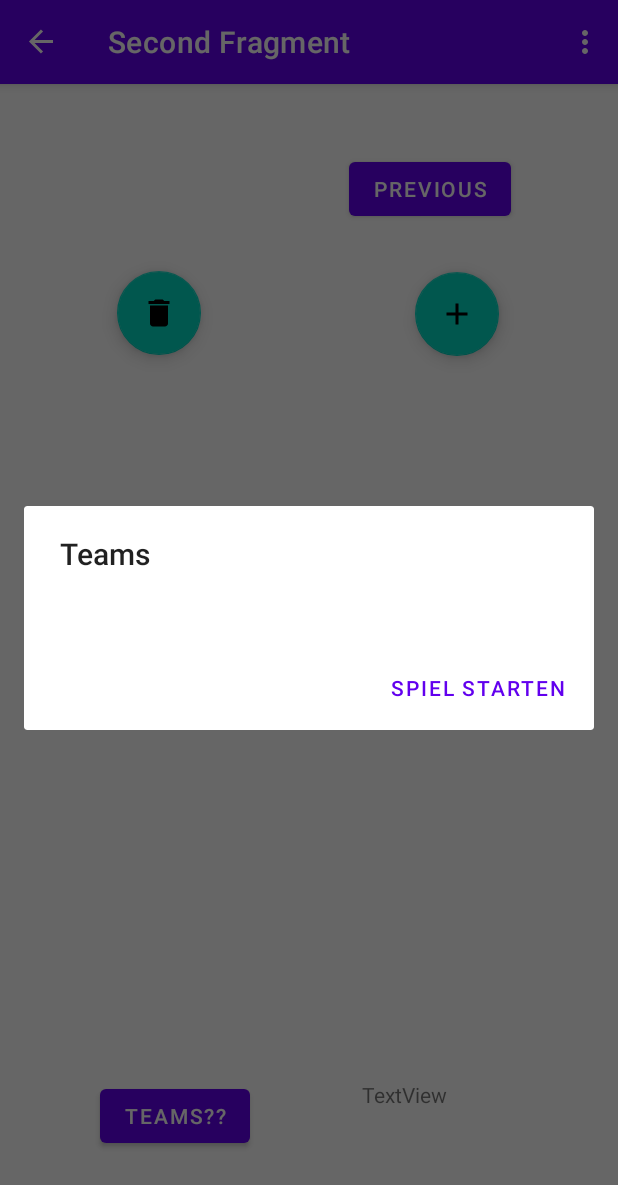
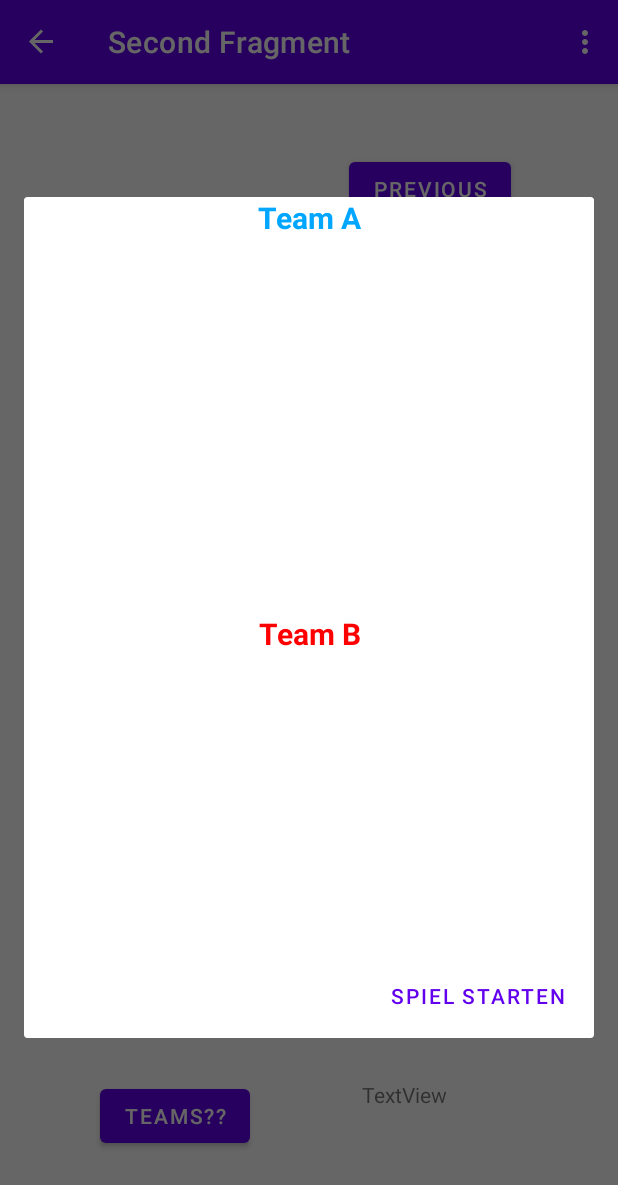
Before and after one commit to kmeyerhshl/CubeGameApp, an Android app: the PlayerFragment screen opened through its navigation route, after a tap on "TEAMS??", on a phone screen of 412 x 824 dp. Shown: the top 1185 px of the screen. Run offline under Robolectric (Android 15) with nearby library versions, the phone set to English and light mode, and no system bars; our stand-ins replace Firebase (no records; nobody signed in at launch, a user with empty details on screens opened directly), navigation-ui; libraries missing offline, so code that uses them is left out: com.benasher44.uuid, com.juul.kable, splitties.toast.toast; 2 statements that could not run were skipped.

Commit message:
Update: Alert Dialog mit 2 LV

```diff
--- a/app/src/main/java/com/example/cubegameapp/PlayerFragment.kt
+++ b/app/src/main/java/com/example/cubegameapp/PlayerFragment.kt
@@ -123,10 +123,16 @@ class PlayerFragment : Fragment() {
         }
 
         binding.btnTeams.setOnClickListener {
-            for (i in 0 until binding.lvPlayer.count) {
+            for (i in 0 until binding.lvPlayer.count/2) {
                 if (binding.lvPlayer.isItemChecked(i)) {
                     val playerName : String = binding.lvPlayer.getItemAtPosition(i) as String
-                    viewModel.selectPlayer(playerName)
+                    viewModel.selectPlayerA(playerName)
+                }
+            }
+            for (i in binding.lvPlayer.count/2 until binding.lvPlayer.count) {
+                if (binding.lvPlayer.isItemChecked(i)) {
+                    val playerName : String = binding.lvPlayer.getItemAtPosition(i) as String
+                    viewModel.selectPlayerB(playerName)
                 }
             }
             showDialogTeams()
@@ -163,15 +169,19 @@ class PlayerFragment : Fragment() {
         // Row layout is inflated and added to ListView
         val mRowList = layoutInflater.inflate(R.layout.listview, null)
         val mListView = mRowList.findViewById<ListView>(R.id.list_view_1)
+        val mListView2 = mRowList.findViewById<ListView>(R.id.list_view_2)
 
         // Adapter is created and applied to ListView
-        val mAdapter = ArrayAdapter(requireContext(), android.R.layout.simple_list_item_1, viewModel.getSelectedPlayerList()!!)
-        mListView.adapter = mAdapter
-        mAdapter.notifyDataSetChanged()
+        val mAdapterA = ArrayAdapter(requireContext(), android.R.layout.simple_list_item_1, viewModel.getSelectedPlayerListA()!!)
+        val mAdapterB = ArrayAdapter(requireContext(), android.R.layout.simple_list_item_1, viewModel.getSelectedPlayerListB()!!)
+        mListView.adapter = mAdapterA
+        mListView2.adapter = mAdapterB
+        mAdapterA.notifyDataSetChanged()
+        mAdapterB.notifyDataSetChanged()
 
         // Row item is set as view in the Builder and the
         // ListView is displayed in the Alert Dialog
-        mAlertDialogBuilder.setTitle(getString(R.string.adTitle))
+        //mAlertDialogBuilder.setTitle(getString(R.string.adTitle))
         mAlertDialogBuilder.setView(mRowList)
         mAlertDialogBuilder.setPositiveButton(getString(R.string.posButton)) { dialog, which ->
 
--- a/app/src/main/java/com/example/cubegameapp/model/MainViewModel.kt
+++ b/app/src/main/java/com/example/cubegameapp/model/MainViewModel.kt
@@ -91,12 +91,20 @@ class MainViewModel : ViewModel() {
 
 
     //---Liste ausgewählte Spieler---
-    private val _selectedPlayerList = MutableLiveData<MutableList<String>>()
-    val selectedPlayerList: LiveData<MutableList<String>>
-        get() = _selectedPlayerList
+    private val _selectedPlayerListA = MutableLiveData<MutableList<String>>()
+    val selectedPlayerListA: LiveData<MutableList<String>>
+        get() = _selectedPlayerListA
 
-    fun getSelectedPlayerList(): List<String>? {
-        return _selectedPlayerList.value
+    fun getSelectedPlayerListA(): List<String>? {
+        return _selectedPlayerListA.value
+    }
+
+    private val _selectedPlayerListB = MutableLiveData<MutableList<String>>()
+    val selectedPlayerListB: LiveData<MutableList<String>>
+        get() = _selectedPlayerListB
+
+    fun getSelectedPlayerListB(): List<String>? {
+        return _selectedPlayerListB.value
     }
 
 
@@ -104,7 +112,8 @@ class MainViewModel : ViewModel() {
         _deviceList.value = mutableListOf()
         _selectedUse.value = ""
         _playerList.value = mutableListOf()
-        _selectedPlayerList.value= mutableListOf()
+        _selectedPlayerListA.value = mutableListOf()
+        _selectedPlayerListB.value = mutableListOf()
         //_playerList.value = mutableListOf("Testtermin 1", "Testtermin 2", "Testtermin 2", "Testtermin 2", "Testtermin 2", "Testtermin 2", "Testtermin 2", "Testtermin 2", "Testtermin 2", "Testtermin 2", "Testtermin 2", "Testtermin 2")
     }
 
@@ -122,10 +131,16 @@ class MainViewModel : ViewModel() {
         Log.i("MVM Delete:", _playerList.value.toString())
     }
 
-    fun selectPlayer(player: String) {
-        _selectedPlayerList.value?.add(player)
-        _selectedPlayerList.notifyObserver()
-        Log.i("MVM Select:", _selectedPlayerList.value.toString())
+    fun selectPlayerA(player: String) {
+        _selectedPlayerListA.value?.add(player)
+        _selectedPlayerListA.notifyObserver()
+        Log.i("MVM Select A:", _selectedPlayerListA.value.toString())
+    }
+
+    fun selectPlayerB(player: String) {
+        _selectedPlayerListB.value?.add(player)
+        _selectedPlayerListB.notifyObserver()
+        Log.i("MVM Select B:", _selectedPlayerListB.value.toString())
     }
 
 
--- a/app/src/main/res/layout/listview.xml
+++ b/app/src/main/res/layout/listview.xml
@@ -1,12 +1,38 @@
 <?xml version="1.0" encoding="utf-8"?>
-<androidx.constraintlayout.widget.ConstraintLayout
-    xmlns:android="http://schemas.android.com/apk/res/android"
+<LinearLayout xmlns:android="http://schemas.android.com/apk/res/android"
     android:layout_width="match_parent"
-    android:layout_height="match_parent">
+    android:layout_height="match_parent"
+    android:orientation="vertical"
+    android:weightSum="1">
+
+    <TextView
+        android:id="@+id/tvTeamA"
+        android:layout_width="match_parent"
+        android:layout_height="wrap_content"
+        android:text="@string/btnTeamA"
+        android:textAlignment="center"
+        android:textColor="@color/blue"
+        android:textSize="20sp"
+        android:textStyle="bold" />
 
     <ListView
         android:id="@+id/list_view_1"
         android:layout_width="match_parent"
-        android:layout_height="match_parent"/>
+        android:layout_height="250dp" />
 
-</androidx.constraintlayout.widget.ConstraintLayout>
+    <TextView
+        android:id="@+id/tvTeamB"
+        android:layout_width="match_parent"
+        android:layout_height="wrap_content"
+        android:text="@string/btnTeamB"
+        android:textAlignment="center"
+        android:textColor="@color/red"
+        android:textSize="20sp"
+        android:textStyle="bold" />
+
+    <ListView
+        android:id="@+id/list_view_2"
+        android:layout_width="match_parent"
+        android:layout_height="200dp" />
+
+</LinearLayout>
```
